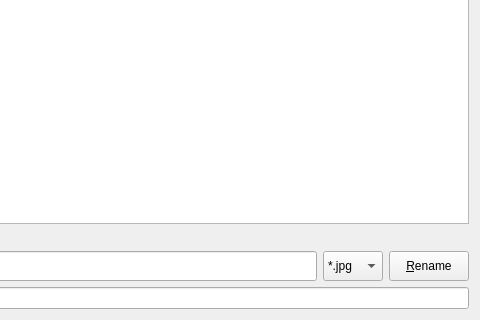
The window that file_rename/ui/window.ui (Nickjohnson747/File-Renamer) describes before a commit, drawn with Qt 5; both pictures show x 889 to 1369 and y 471 to 791 of the 1369 by 791 pixel window.
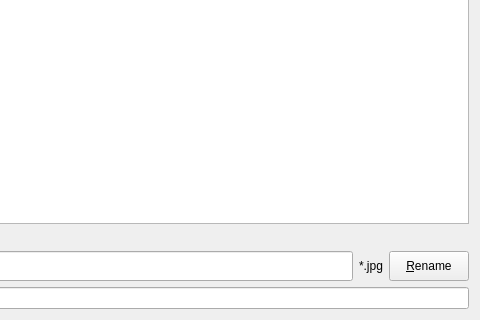
The same window after the commit.

Commit message: Updated GUI file extension label. Added file loading functionality

The edit to the form file:
```diff
--- a/file_rename/ui/window.ui
+++ b/file_rename/ui/window.ui
@@ -183,47 +183,6 @@
      </property>
     </widget>
    </item>
-   <item row="4" column="1">
-    <widget class="QComboBox" name="Extension_Choice_Box">
-     <property name="minimumSize">
-      <size>
-       <width>0</width>
-       <height>30</height>
-      </size>
-     </property>
-     <property name="maximumSize">
-      <size>
-       <width>16777215</width>
-       <height>30</height>
-      </size>
-     </property>
-     <item>
-      <property name="text">
-       <string>*.jpg</string>
-      </property>
-     </item>
-     <item>
-      <property name="text">
-       <string>*.json</string>
-      </property>
-     </item>
-     <item>
-      <property name="text">
-       <string>*.pdf</string>
-      </property>
-     </item>
-     <item>
-      <property name="text">
-       <string>*.png</string>
-      </property>
-     </item>
-     <item>
-      <property name="text">
-       <string>*.txt</string>
-      </property>
-     </item>
-    </widget>
-   </item>
    <item row="4" column="2">
     <widget class="QPushButton" name="rename_files_button">
      <property name="minimumSize">
@@ -246,6 +205,13 @@
      </property>
     </widget>
    </item>
+   <item row="4" column="1">
+    <widget class="QLabel" name="extension_label">
+     <property name="text">
+      <string>*.jpg</string>
+     </property>
+    </widget>
+   </item>
   </layout>
  </widget>
  <resources/>
```
Left out of the diff: 4 changed lines with no effect on the pictures. The commit also changes 4 other files.
